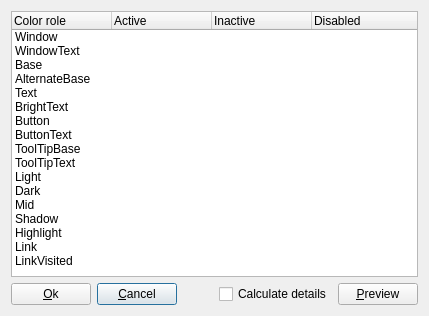
Old version of the form paletteeditor.ui in the repository qmc2/qmc2-mame-fe.
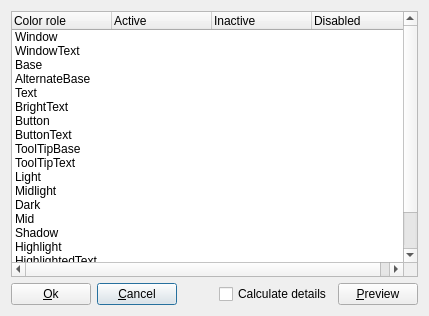
New version of the form. Icons and pictures are not drawn.

Commit message: wip: palette-editor: added HighlightedText and Midlight colors

Diff of the .ui file:
```diff
--- a/paletteeditor.ui
+++ b/paletteeditor.ui
@@ -180,6 +180,14 @@
        <string>For 3D bevels and shadow effects: Lighter than Button</string>
       </property>
      </item>
+     <item>
+      <property name="text">
+       <string notr="true">Midlight</string>
+      </property>
+      <property name="toolTip">
+       <string>For 3D bevels and shadow effects: Between Button and Light</string>
+      </property>
+     </item>
      <item>
       <property name="text">
        <string notr="true">Dark</string>
@@ -212,6 +220,14 @@
        <string>Color used to indicate a selected / the current item</string>
       </property>
      </item>
+     <item>
+      <property name="text">
+       <string notr="true">HighlightedText</string>
+      </property>
+      <property name="toolTip">
+       <string>Text color that contrasts with Highlight</string>
+      </property>
+     </item>
      <item>
       <property name="text">
        <string notr="true">Link</string>
```
The commit also changes 14 other files.
